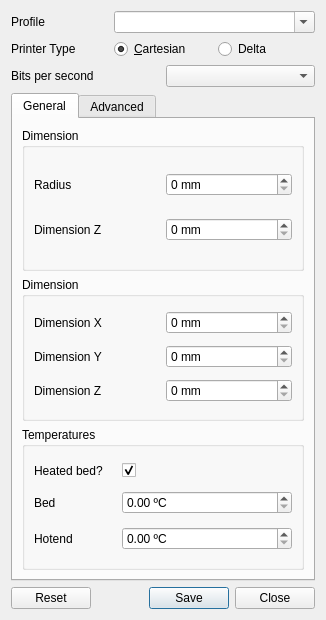
The window that src/dialogs/profilesdialog.ui (KDE/atelier) describes before a commit, drawn with Qt 5.
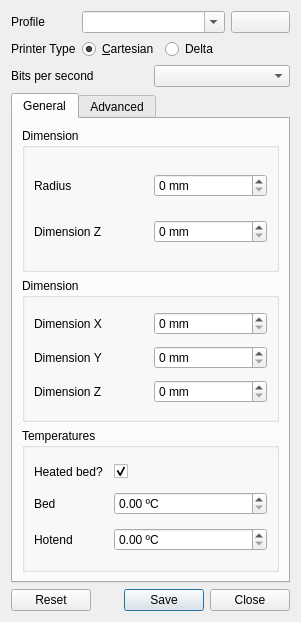
The same window after the commit.

Commit message:
Add option to remove a profile
Based on the current profile on the combobox, I remove
it and reload the profiles.

The edit to the form file:
```diff
--- a/src/dialogs/profilesdialog.ui
+++ b/src/dialogs/profilesdialog.ui
@@ -6,8 +6,8 @@
    <rect>
     <x>0</x>
     <y>0</y>
-    <width>326</width>
-    <height>620</height>
+    <width>301</width>
+    <height>622</height>
    </rect>
   </property>
   <property name="windowTitle">
@@ -16,7 +16,14 @@
   <layout class="QVBoxLayout" name="verticalLayout">
    <item>
     <layout class="QGridLayout" name="gridLayout_3">
-     <item row="1" column="1">
+     <item row="0" column="0">
+      <widget class="QLabel" name="label_20">
+       <property name="text">
+        <string>Profile</string>
+       </property>
+      </widget>
+     </item>
+     <item row="3" column="1">
       <widget class="QRadioButton" name="cartesianRB">
        <property name="text">
         <string>&amp;Cartesian</string>
@@ -26,24 +33,17 @@
        </property>
       </widget>
      </item>
-     <item row="1" column="2">
-      <widget class="QRadioButton" name="deltaRB">
-       <property name="text">
-        <string>Delta</string>
-       </property>
-      </widget>
-     </item>
-     <item row="1" column="0">
+     <item row="3" column="0">
       <widget class="QLabel" name="label_7">
        <property name="text">
         <string>Printer Type</string>
        </property>
       </widget>
      </item>
-     <item row="0" column="0">
-      <widget class="QLabel" name="label_20">
+     <item row="3" column="2">
+      <widget class="QRadioButton" name="deltaRB">
        <property name="text">
-        <string>Profile</string>
+        <string>Delta</string>
        </property>
       </widget>
      </item>
@@ -54,6 +54,19 @@
        </property>
       </widget>
      </item>
+     <item row="0" column="3">
+      <widget class="QPushButton" name="removeProfilePB">
+       <property name="toolTip">
+        <string>Remove Profile</string>
+       </property>
+       <property name="toolTipDuration">
+        <number>2</number>
+       </property>
+       <property name="text">
+        <string/>
+       </property>
+      </widget>
+     </item>
     </layout>
    </item>
    <item>
```
The commit also changes 2 other files.
